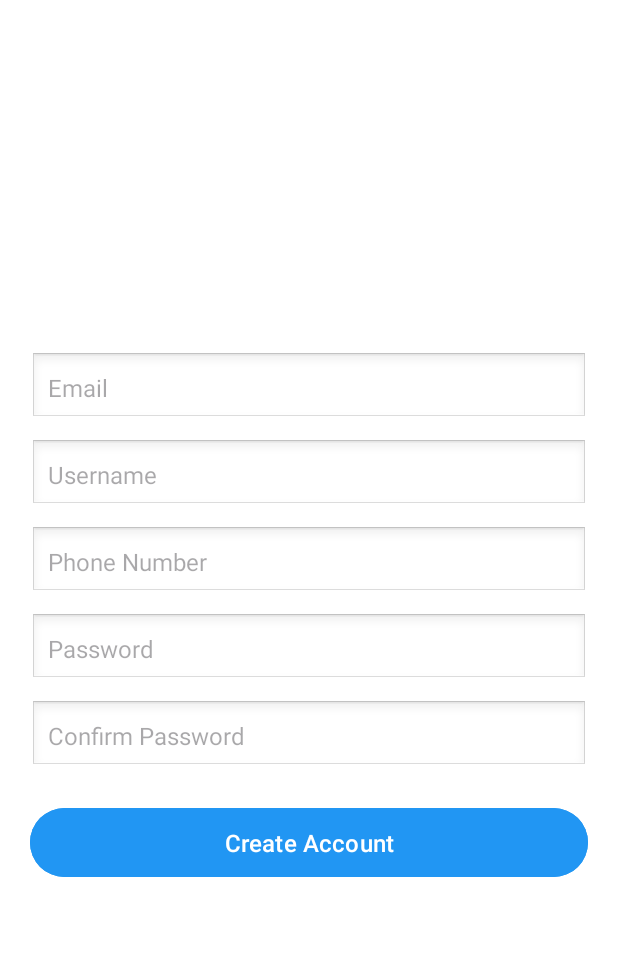
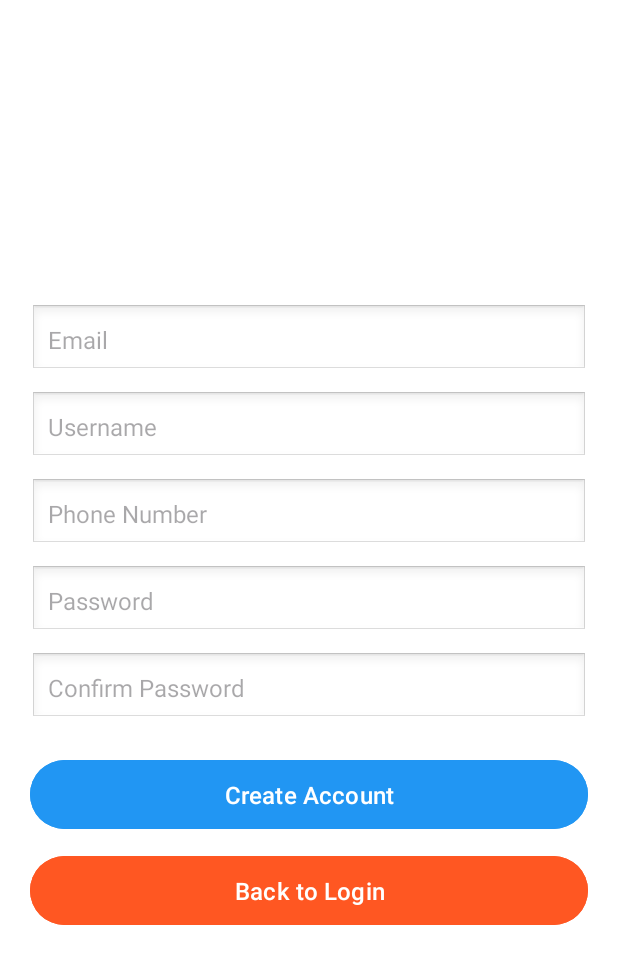
Before and after one commit to rosellerpelonia/whatsapp, an Android app: the CreateAccountActivity screen opened directly, with no data from a screen before it, after a tap on "Create Account", on a phone screen of 412 x 824 dp. Shown: the top 964 px of the screen. Run offline under Robolectric (Android 15) with nearby library versions, the light colour scheme and no system bars; our stand-ins replace Firebase (no records; nobody signed in at launch, a user with empty details on screens opened directly).

Commit message:
add back button in account creation and return login activity

```diff
--- a/app/src/main/java/com/example/myapplication/activity/CreateAccountActivity.java
+++ b/app/src/main/java/com/example/myapplication/activity/CreateAccountActivity.java
@@ -1,6 +1,7 @@
 package com.example.myapplication.activity;
 
 import android.annotation.SuppressLint;
+import android.content.Intent;
 import android.os.Bundle;
 import android.text.TextUtils;
 import android.view.View;
@@ -50,12 +51,16 @@ public class CreateAccountActivity extends AppCompatActivity {
         btnCreateAccount = findViewById(R.id.btnCreateAccount);
 
         // Handle button click
-        btnCreateAccount.setOnClickListener(new View.OnClickListener() {
-            @Override
-            public void onClick(View v) {
-                createAccount();
-            }
+        btnCreateAccount.setOnClickListener(v -> createAccount());
+
+        Button btnBackToLogin = findViewById(R.id.btnBackToLogin);
+        btnBackToLogin.setOnClickListener(v -> {
+            // Navigate back to MainActivity (Login Screen)
+            Intent intent = new Intent(CreateAccountActivity.this, MainActivity.class);
+            startActivity(intent);
+            finish();
         });
+
     }
 
     private void createAccount() {
@@ -104,6 +109,12 @@ public class CreateAccountActivity extends AppCompatActivity {
                                             if (task.isSuccessful()) {
                                                 Toast.makeText(CreateAccountActivity.this, "Account created successfully!", Toast.LENGTH_SHORT).show();
                                                 System.out.println("Database write successful for user: " + userId);
+
+                                                // ✅ Redirect to MainActivity (Login Screen)
+                                                Intent intent = new Intent(CreateAccountActivity.this, MainActivity.class);
+                                                intent.setFlags(Intent.FLAG_ACTIVITY_NEW_TASK | Intent.FLAG_ACTIVITY_CLEAR_TASK);
+                                                startActivity(intent);
+                                                finish();
                                             } else {
                                                 Toast.makeText(CreateAccountActivity.this, "Failed to save data!", Toast.LENGTH_SHORT).show();
                                                 System.out.println("Database write failed: " + task.getException().getMessage());
@@ -118,6 +129,4 @@ public class CreateAccountActivity extends AppCompatActivity {
                     }
                 });
     }
-
-
 }
--- a/app/src/main/res/layout/activity_create_account.xml
+++ b/app/src/main/res/layout/activity_create_account.xml
@@ -14,6 +14,7 @@
     android:layout_width="match_parent"
     android:layout_height="wrap_content"
     android:hint="@string/email"
+    android:textColor="#282424"
     android:padding="12dp"
     android:textSize="16sp"
     android:background="@android:drawable/edit_text"
@@ -24,6 +25,7 @@
         android:layout_width="match_parent"
         android:layout_height="wrap_content"
         android:hint="@string/c_username"
+        android:textColor="#282424"
         android:padding="12dp"
         android:textSize="16sp"
         android:background="@android:drawable/edit_text"
@@ -35,6 +37,7 @@
         android:layout_width="match_parent"
         android:layout_height="wrap_content"
         android:hint="@string/phone_number"
+        android:textColor="#282424"
         android:padding="12dp"
         android:textSize="16sp"
         android:background="@android:drawable/edit_text"
@@ -47,6 +50,7 @@
         android:layout_width="match_parent"
         android:layout_height="wrap_content"
         android:hint="@string/c_password"
+        android:textColor="#282424"
         android:padding="12dp"
         android:textSize="16sp"
         android:background="@android:drawable/edit_text"
@@ -58,6 +62,7 @@
         android:layout_width="match_parent"
         android:layout_height="wrap_content"
         android:hint="@string/confirm_password"
+        android:textColor="#282424"
         android:padding="12dp"
         android:textSize="16sp"
         android:background="@android:drawable/edit_text"
@@ -75,4 +80,17 @@
         android:padding="12dp"
         android:layout_marginTop="20dp"/>
 
+    <Button
+        android:id="@+id/btnBackToLogin"
+        android:layout_width="match_parent"
+        android:layout_height="wrap_content"
+        android:text="Back to Login"
+        android:textSize="16sp"
+        android:backgroundTint="#FF5722"
+        android:textColor="#FFFFFF"
+        android:padding="12dp"
+        android:layout_marginTop="10dp"/>
+
+
+
 </LinearLayout>
--- a/app/src/main/res/layout/activity_main.xml
+++ b/app/src/main/res/layout/activity_main.xml
@@ -14,6 +14,7 @@
         android:layout_width="match_parent"
         android:layout_height="wrap_content"
         android:hint="@string/username"
+        android:textColor="#282424"
         android:padding="12dp"
         android:textSize="16sp"
         android:background="@android:drawable/edit_text"
@@ -24,6 +25,7 @@
         android:layout_width="match_parent"
         android:layout_height="wrap_content"
         android:hint="@string/password"
+        android:textColor="#282424"
         android:padding="12dp"
         android:textSize="16sp"
         android:background="@android:drawable/edit_text"
--- a/app/src/main/res/values-night/themes.xml
+++ b/app/src/main/res/values-night/themes.xml
@@ -1,7 +1,7 @@
 <resources xmlns:tools="http://schemas.android.com/tools">
-    <!-- Base application theme. -->
     <style name="Base.Theme.MyApplication" parent="Theme.Material3.DayNight.NoActionBar">
-        <!-- Customize your dark theme here. -->
-        <!-- <item name="colorPrimary">@color/my_dark_primary</item> -->
+        <item name="android:statusBarColor">#075E54</item>  <!-- Green Status Bar -->
     </style>
+
+    <style name="Theme.MyApplication" parent="Base.Theme.MyApplication" />
 </resources>
```
